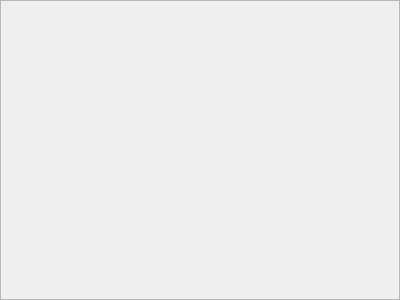
Qt form ArchiveManager/src/qz/createqzfrm.ui (shufameng/ArchiveManager) before a commit.
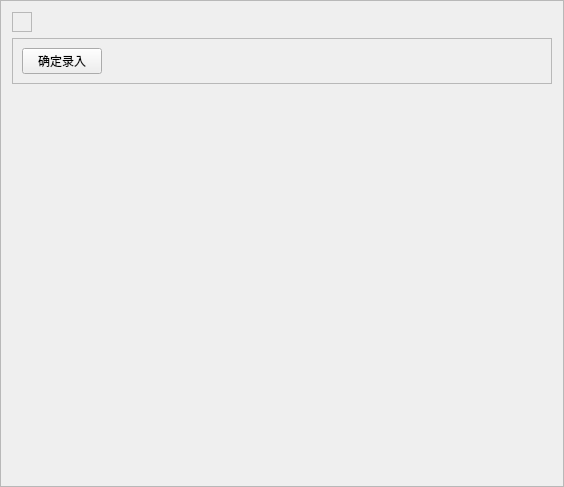
The same form after that commit.

```diff
--- a/ArchiveManager/src/qz/createqzfrm.ui
+++ b/ArchiveManager/src/qz/createqzfrm.ui
@@ -9,8 +9,8 @@
    <rect>
     <x>0</x>
     <y>0</y>
-    <width>400</width>
-    <height>300</height>
+    <width>564</width>
+    <height>487</height>
    </rect>
   </property>
   <property name="frameShape">
@@ -19,5 +19,81 @@
   <property name="windowTitle">
    <string>Frame</string>
   </property>
+  <property name="frameShape">
+   <enum>QFrame::StyledPanel</enum>
+  </property>
+  <property name="frameShadow">
+   <enum>QFrame::Raised</enum>
+  </property>
+  <layout class="QGridLayout" name="gridLayout_2">
+   <item row="0" column="0">
+    <widget class="QFrame" name="frame_details">
+     <property name="frameShape">
+      <enum>QFrame::StyledPanel</enum>
+     </property>
+     <property name="frameShadow">
+      <enum>QFrame::Raised</enum>
+     </property>
+    </widget>
+   </item>
+   <item row="0" column="1">
+    <spacer name="horizontalSpacer_2">
+     <property name="orientation">
+      <enum>Qt::Horizontal</enum>
+     </property>
+     <property name="sizeHint" stdset="0">
+      <size>
+       <width>512</width>
+       <height>20</height>
+      </size>
+     </property>
+    </spacer>
+   </item>
+   <item row="1" column="0" colspan="2">
+    <widget class="QFrame" name="frame_2">
+     <property name="frameShape">
+      <enum>QFrame::StyledPanel</enum>
+     </property>
+     <property name="frameShadow">
+      <enum>QFrame::Raised</enum>
+     </property>
+     <layout class="QGridLayout" name="gridLayout">
+      <item row="0" column="1">
+       <spacer name="horizontalSpacer">
+        <property name="orientation">
+         <enum>Qt::Horizontal</enum>
+        </property>
+        <property name="sizeHint" stdset="0">
+         <size>
+          <width>394</width>
+          <height>20</height>
+         </size>
+        </property>
+       </spacer>
+      </item>
+      <item row="0" column="0">
+       <widget class="QPushButton" name="pushButton_create">
+        <property name="text">
+         <string>确定录入</string>
+        </property>
+       </widget>
+      </item>
+     </layout>
+    </widget>
+   </item>
+   <item row="2" column="0">
+    <spacer name="verticalSpacer">
+     <property name="orientation">
+      <enum>Qt::Vertical</enum>
+     </property>
+     <property name="sizeHint" stdset="0">
+      <size>
+       <width>20</width>
+       <height>389</height>
+      </size>
+     </property>
+    </spacer>
+   </item>
+  </layout>
  </widget>
 </ui>
```
Left out of the diff: 12 changed lines with no effect on the pictures.
